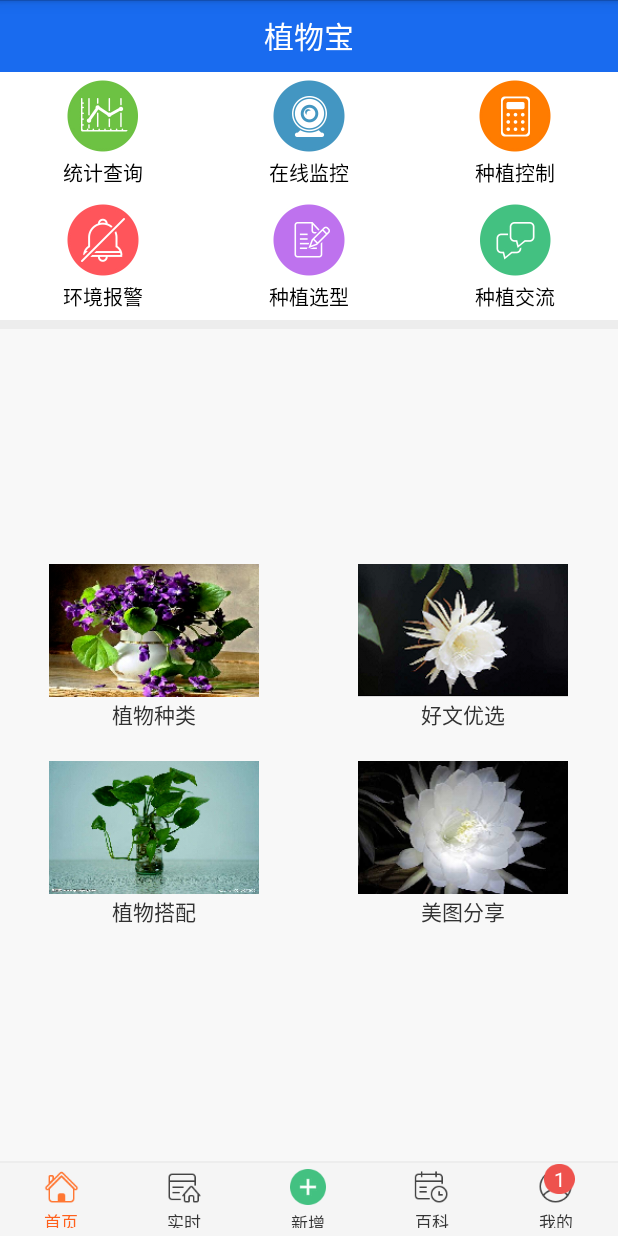
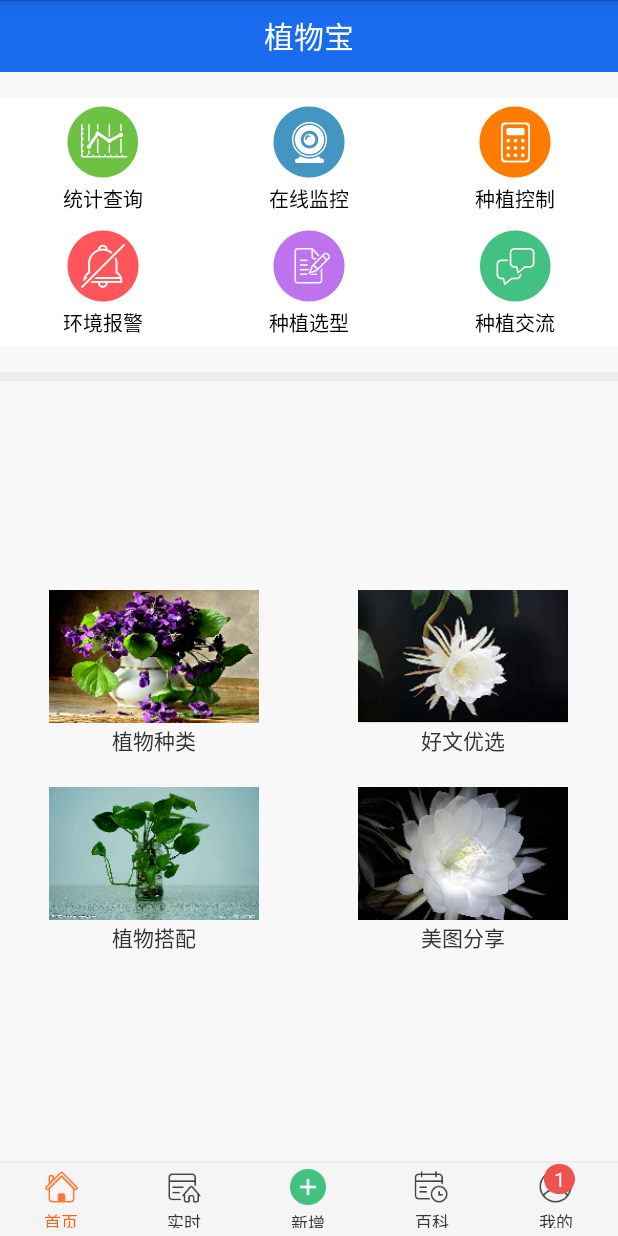
Before and after one commit to webjie/Plant, an Android app: the DemoPtrFragment screen opened directly, with no data from a screen before it, on a phone screen of 412 x 824 dp. Run offline under Robolectric (Android 15) with nearby library versions, the phone set to English and light mode, and no system bars; our stand-ins replace ButterKnife, Picasso; libraries missing offline, so code that uses them is left out: com.alibaba.fastjson, com.j256.ormlite, com.readystatesoftware.systembartint, in.srain.cube; plain views replace PtrClassicFrameLayout; pictures from the network do not load; 21 statements that could not run were skipped.

Commit message:
yanxu  修改注册面布局

```diff
--- a/app/src/main/res/layout/fragment_demo_ptr.xml
+++ b/app/src/main/res/layout/fragment_demo_ptr.xml
@@ -9,8 +9,10 @@
     <RadioGroup
         android:id="@+id/group"
         android:layout_width="fill_parent"
-        android:layout_height="wrap_content"
-        android:orientation="vertical">
+        android:layout_height="200dp"
+        android:orientation="vertical"
+        android:gravity="center"
+        >
 
         <LinearLayout
             android:layout_width="fill_parent"
```
